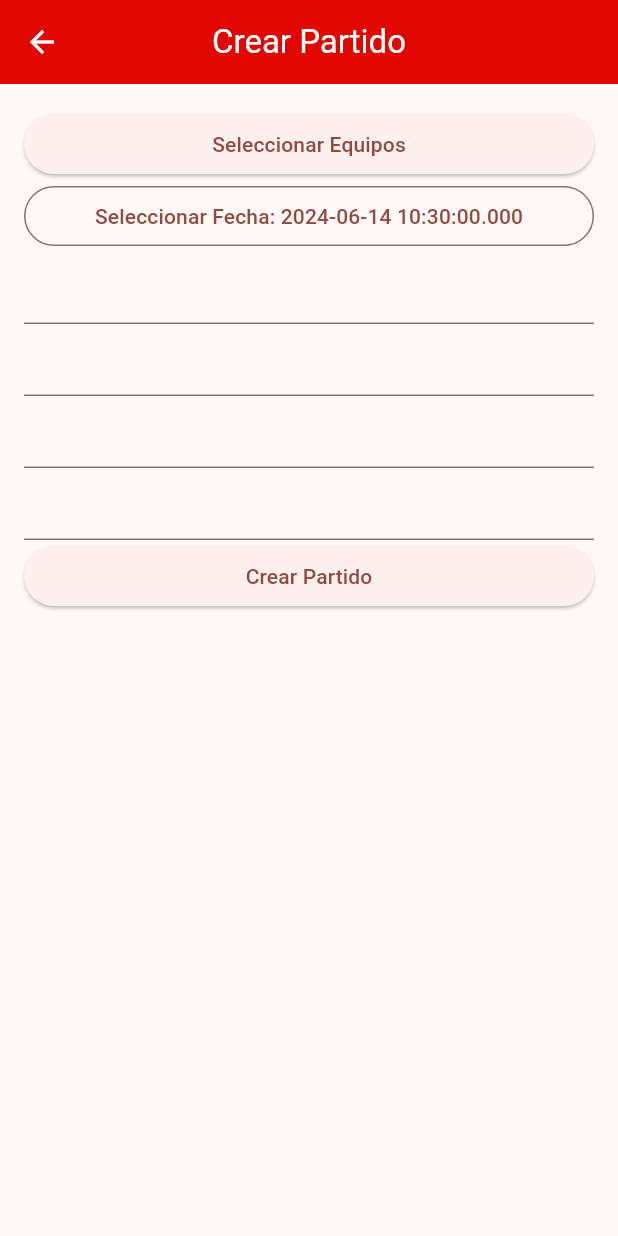
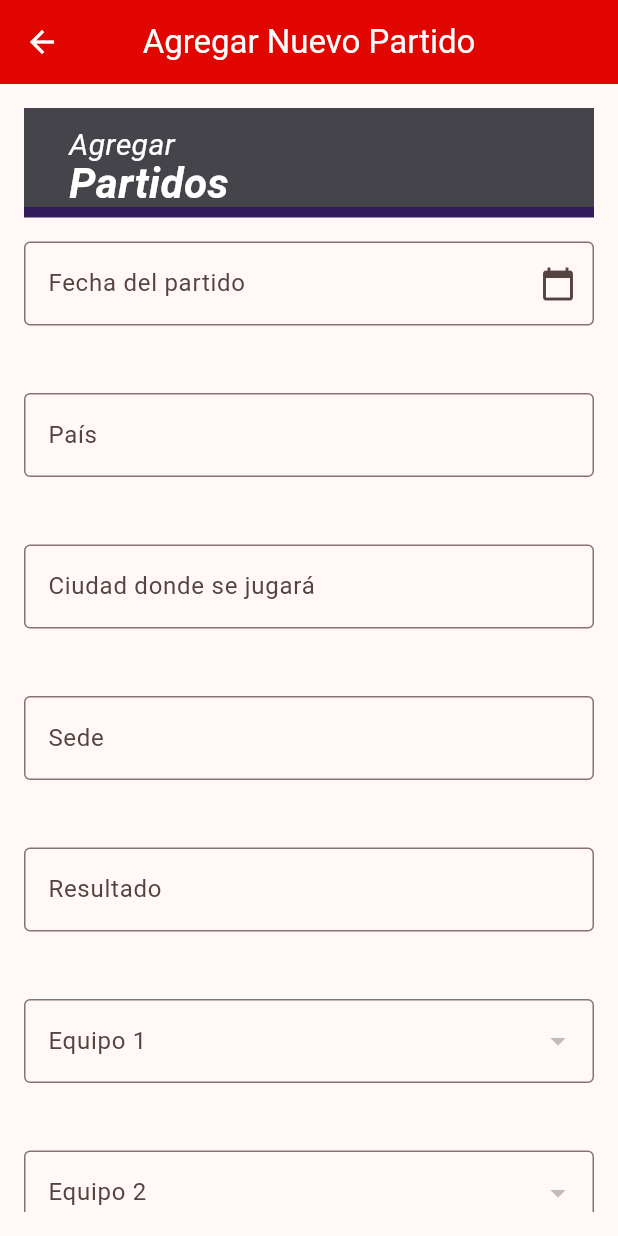
Before and after one commit to CarlitoxDG/Esports, a Flutter app: the PartidoAdd screen opened directly with empty values, on a phone screen of 412 x 824 dp. Run offline on Flutter 3.47's test engine with Material 3 defaults, Android fonts, the phone set to English and light mode, and no system bars; our stand-ins replace google_fonts; network calls fail; Roboto replaces fonts that are missing (Afacad).

Commit message:
Agregar partidos

```diff
--- a/esport_cliente/lib/pages/crud/partido_add.dart
+++ b/esport_cliente/lib/pages/crud/partido_add.dart
@@ -1,177 +1,267 @@
 import 'package:esport_cliente/services/http_service.dart';
 import 'package:flutter/material.dart';
-import 'package:flutter_datetime_picker_plus/flutter_datetime_picker_plus.dart';
+//import 'package:flutter_datetime_picker_plus/flutter_datetime_picker_plus.dart';
+import '../../widgets/titulo_seccion.dart';
 
 class PartidoAdd extends StatefulWidget {
-  final int campeonatoId;
-
-  const PartidoAdd({super.key, required this.campeonatoId});
+  final int campeonatoId; // Recibe el ID del campeonato al inicializar
+  const PartidoAdd({Key? key, required this.campeonatoId}) : super(key: key);
 
   @override
-  _PartidoAddState createState() => _PartidoAddState();
+  State<PartidoAdd> createState() => _PartidoAddState();
 }
 
 class _PartidoAddState extends State<PartidoAdd> {
-  final TextEditingController paisController = TextEditingController();
-  final TextEditingController ciudadController = TextEditingController();
-  final TextEditingController sedeController = TextEditingController();
-  final TextEditingController resultadoController = TextEditingController();
-  DateTime _fechaSeleccionada = DateTime.now();
-  String _equipoSeleccionado1 = 'sel 1';
-  String _equipoSeleccionado2 = 'sel 2';
-  List<String> _equipos = [];
+  final HttpService apiService = HttpService();
+  final formKey = GlobalKey<FormState>();
 
+  TextEditingController fechaController = TextEditingController();
+  TextEditingController paisController = TextEditingController();
+  TextEditingController ciudadController = TextEditingController();
+  TextEditingController sedeController = TextEditingController();
+  TextEditingController resultadoController = TextEditingController();
+
+  int? selectedEquipo1;
+  int? selectedEquipo2;
+  List<dynamic> equipos = [];
+
+  String errFecha = "";
+  String errPais = "";
+  String errCiudad = "";
+  String errSede = "";
+  String errResultado = "";
+  String errEquipo1 = "";
+  String errEquipo2 = "";
+
+  @override
   void initState() {
     super.initState();
-    _cargarEquipos();
+    fetchInitialData();
   }
 
-  Future<void> enviarDatosPartido() async {
-    DateTime fechaSeleccionada = _fechaSeleccionada;
-    int equipo1IdSeleccionado = _equipos.indexOf(_equipoSeleccionado1) + 1;
-    int equipo2IdSeleccionado = _equipos.indexOf(_equipoSeleccionado2) + 1;
-
-    // Llama a la función para enviar los datos del partido a la API
-    HttpService().enviarDatosPartido(
-      fecha: fechaSeleccionada,
-      pais: paisController.text,
-      ciudad: ciudadController.text,
-      sede: sedeController.text,
-      resultado: resultadoController.text,
-      campeonato: widget.campeonatoId,
-      equipo1: equipo1IdSeleccionado,
-      equipo2: equipo2IdSeleccionado,
-    );
+  Future<void> fetchInitialData() async {
+    var fetchedEquipos =
+        await apiService.equiposEnCampeonato(widget.campeonatoId);
+    setState(() {
+      equipos = fetchedEquipos;
+    });
   }
 
-  Future<void> _cargarEquipos() async {
-    try {
-      List<dynamic> equipos =
-          await HttpService().equiposEnCampeonato(widget.campeonatoId);
+  void _selectDate(
+      BuildContext context, TextEditingController controller) async {
+    DateTime? picked = await showDatePicker(
+      context: context,
+      initialDate: DateTime.now(),
+      firstDate: DateTime(2000),
+      lastDate: DateTime(2101),
+    );
+    if (picked != null) {
       setState(() {
-        _equipos =
-            equipos.map((equipo) => equipo['nombre'].toString()).toList();
+        controller.text = "${picked.toLocal()}".split(' ')[0];
       });
-    } catch (e) {
-      print('Error al cargar equipos: $e');
     }
-  }
-
-  Widget _buildEquipoDropdown(String value, ValueChanged<String> onChanged) {
-    return Column(
-      crossAxisAlignment: CrossAxisAlignment.stretch,
-      children: _equipos
-          .map((equipo) => Column(
-                children: [
-                  ListTile(
-                    title: Text(
-                      equipo,
-                      style: TextStyle(color: Colors.black),
-                    ),
-                    leading: Image.asset(
-                      'assets/images/Equipos/$equipo.png',
-                      height: 40,
-                      width: 40,
-                    ),
-                    onTap: () {
-                      onChanged(equipo);
-
-                      setState(() {});
-                      Navigator.pop(context);
-                    },
-                  ),
-                  SizedBox(height: 10),
-                ],
-              ))
-          .toList(),
-    );
   }
 
   @override
   Widget build(BuildContext context) {
     return Scaffold(
       appBar: AppBar(
-        title: Text('Crear Partido'),
+        title: Text('Agregar Nuevo Partido'),
       ),
-      body: SingleChildScrollView(
-        padding: EdgeInsets.all(16.0),
-        child: Column(
-          crossAxisAlignment: CrossAxisAlignment.stretch,
+      body: Padding(
+        padding: EdgeInsets.all(16),
+        child: Form(
+          key: formKey,
+          child: ListView(
             children: [
-            ElevatedButton(
-              onPressed: () {
-                showDialog(
-                  context: context,
-                  builder: (BuildContext context) {
-                    return AlertDialog(
-                      title: Text('Seleccionar Equipos'),
-                      content: SingleChildScrollView(
-                        child: Column(
-                          children: [
-                            _buildEquipoDropdown(_equipoSeleccionado1,
-                                (String newValue) {
+              TituloSeccion(titulo: 'Partidos', subtitulo: 'Agregar'),
+              SizedBox(height: 16),
+              // Fecha
+              TextFormField(
+                controller: fechaController,
+                decoration: InputDecoration(
+                  labelText: 'Fecha del partido',
+                  border: OutlineInputBorder(),
+                  suffixIcon: IconButton(
+                    icon: Icon(Icons.calendar_today),
+                    onPressed: () => _selectDate(context, fechaController),
+                  ),
+                ),
+                readOnly: true,
+                onTap: () => _selectDate(context, fechaController),
+              ),
+              SizedBox(height: 8),
+              Text(errFecha, style: TextStyle(color: Colors.red)),
+              SizedBox(height: 16),
+
+              // País
+              TextFormField(
+                controller: paisController,
+                decoration: InputDecoration(
+                  labelText: 'País',
+                  hintText: 'Ingrese el país donde se jugará',
+                  border: OutlineInputBorder(),
+                ),
+              ),
+              SizedBox(height: 8),
+              Text(errPais, style: TextStyle(color: Colors.red)),
+              SizedBox(height: 16),
+
+              // Ciudad
+              TextFormField(
+                controller: ciudadController,
+                decoration: InputDecoration(
+                  labelText: 'Ciudad donde se jugará',
+                  border: OutlineInputBorder(),
+                ),
+              ),
+              SizedBox(height: 8),
+              Text(errCiudad, style: TextStyle(color: Colors.red)),
+              SizedBox(height: 16),
+
+              // Sede
+              TextFormField(
+                controller: sedeController,
+                decoration: InputDecoration(
+                  labelText: 'Sede',
+                  hintText: 'Descripción de la sede del campeonato',
+                  border: OutlineInputBorder(),
+                ),
+              ),
+              SizedBox(height: 8),
+              Text(errSede, style: TextStyle(color: Colors.red)),
+              SizedBox(height: 16),
+
+              // Resultado
+              TextFormField(
+                controller: resultadoController,
+                decoration: InputDecoration(
+                  labelText: 'Resultado',
+                  hintText: 'Resultado del partido',
+                  border: OutlineInputBorder(),
+                ),
+              ),
+              SizedBox(height: 8),
+              Text(errResultado, style: TextStyle(color: Colors.red)),
+              SizedBox(height: 16),
+
+              // Equipo 1
+              DropdownButtonFormField<int>(
+                decoration: InputDecoration(
+                  labelText: 'Equipo 1',
+                  border: OutlineInputBorder(),
+                ),
+                value: selectedEquipo1,
+                onChanged: (int? newValue) {
                   setState(() {
-                                _equipoSeleccionado1 = newValue;
+                    selectedEquipo1 = newValue;
                   });
-                            }),
-                            SizedBox(height: 20),
-                            _buildEquipoDropdown(_equipoSeleccionado2,
-                                (String newValue) {
+                },
+                items: equipos.map<DropdownMenuItem<int>>((dynamic value) {
+                  return DropdownMenuItem<int>(
+                    value: value['id'],
+                    child: Text(value['nombre']),
+                  );
+                }).toList(),
+              ),
+              SizedBox(height: 8),
+              Text(errEquipo1, style: TextStyle(color: Colors.red)),
+              SizedBox(height: 16),
+
+              // Equipo 2
+              DropdownButtonFormField<int>(
+                decoration: InputDecoration(
+                  labelText: 'Equipo 2',
+                  border: OutlineInputBorder(),
+                ),
+                value: selectedEquipo2,
+                onChanged: (int? newValue) {
                   setState(() {
-                                _equipoSeleccionado2 = newValue;
+                    selectedEquipo2 = newValue;
                   });
-                            }),
+                },
+                items: equipos.map<DropdownMenuItem<int>>((dynamic value) {
+                  return DropdownMenuItem<int>(
+                    value: value['id'],
+                    child: Text(value['nombre']),
+                  );
+                }).toList(),
+              ),
+              SizedBox(height: 8),
+              Text(errEquipo2, style: TextStyle(color: Colors.red)),
+              SizedBox(height: 16),
+
+              SizedBox(height: 32),
+              _buildAgregarButton(),
             ],
           ),
-                      ),
-                    );
-                  },
-                );
-              },
-              child: Text('Seleccionar Equipos'),
-            ),
-            OutlinedButton(
-              onPressed: () {
-                DatePicker.showDatePicker(
-                  context,
-                  showTitleActions: true,
-                  onChanged: (date) {
-                    setState(() {
-                      _fechaSeleccionada = date;
-                    });
-                  },
-                  currentTime: DateTime.now(),
-                  locale: LocaleType.es,
-                );
-              },
-              child: Text(
-                'Seleccionar Fecha: $_fechaSeleccionada',
-              ),
-            ),
-            // Agregar más campos para otros datos del partido (por ejemplo, resultado, sede, etc.)
-            TextFormField(
-              controller: paisController,
-            ),
-            TextFormField(
-              controller: ciudadController,
-            ),
-            TextFormField(
-              controller: sedeController,
-            ),
-            TextFormField(
-              controller: resultadoController,
-            ),
-            ElevatedButton(
-              onPressed: () {
-                // Enviar los datos del partido a la API
-                enviarDatosPartido();
-                Navigator.pop(context);
-              },
-              child: Text('Crear Partido'),
-            ),
-          ],
         ),
       ),
     );
   }
+
+  Widget _buildAgregarButton() {
+    return Container(
+      margin: EdgeInsets.only(top: 20),
+      child: SizedBox(
+        width: double.infinity,
+        child: ElevatedButton(
+          style: ElevatedButton.styleFrom(
+            backgroundColor: Colors.red,
+            shape: RoundedRectangleBorder(
+              borderRadius: BorderRadius.circular(10),
+            ),
+          ),
+          onPressed: () async {
+            await _submitForm();
+          },
+          child: Text(
+            'Agregar Partido',
+            style: TextStyle(
+              color: Colors.white,
+              fontSize: 16,
+            ),
+          ),
+        ),
+      ),
+    );
   }
+
+  Future<void> _submitForm() async {
+    if (formKey.currentState!.validate()) {
+      var respuesta = await apiService.agregarPartido(
+        fechaController.text,
+        paisController.text,
+        ciudadController.text,
+        sedeController.text,
+        resultadoController.text,
+        widget.campeonatoId,
+        selectedEquipo1!,
+        selectedEquipo2!,
+      );
+
+      if (respuesta['message'] != null) {
+        // Hay errores de validación
+        var errores = respuesta['errors'];
+        setState(() {
+          errFecha = errores['fecha'] != null ? errores['fecha'][0] : '';
+          errPais = errores['pais'] != null ? errores['pais'][0] : '';
+          errCiudad = errores['ciudad'] != null ? errores['ciudad'][0] : '';
+          errSede = errores['sede'] != null ? errores['sede'][0] : '';
+          errResultado =
+              errores['resultado'] != null ? errores['resultado'][0] : '';
+          errEquipo1 =
+              errores['equipo1_id'] != null ? errores['equipo1_id'][0] : '';
+          errEquipo2 =
+              errores['equipo2_id'] != null ? errores['equipo2_id'][0] : '';
+        });
+        print('Errores de validación: $errores');
+      } else {
+        print('Partido agregado exitosamente');
+        Navigator.pop(context);
+      }
+    } else {
+      print('Formulario no es válido');
+    }
+  }
+}
```
Also changed, not shown: esport_cliente/lib/pages/crud/juego_edit.dart (+17 -12 lines), esport_cliente/lib/services/http_service.dart (+45 -70 lines), 4 other files. Lines whose indentation alone changed are shown as unchanged.
